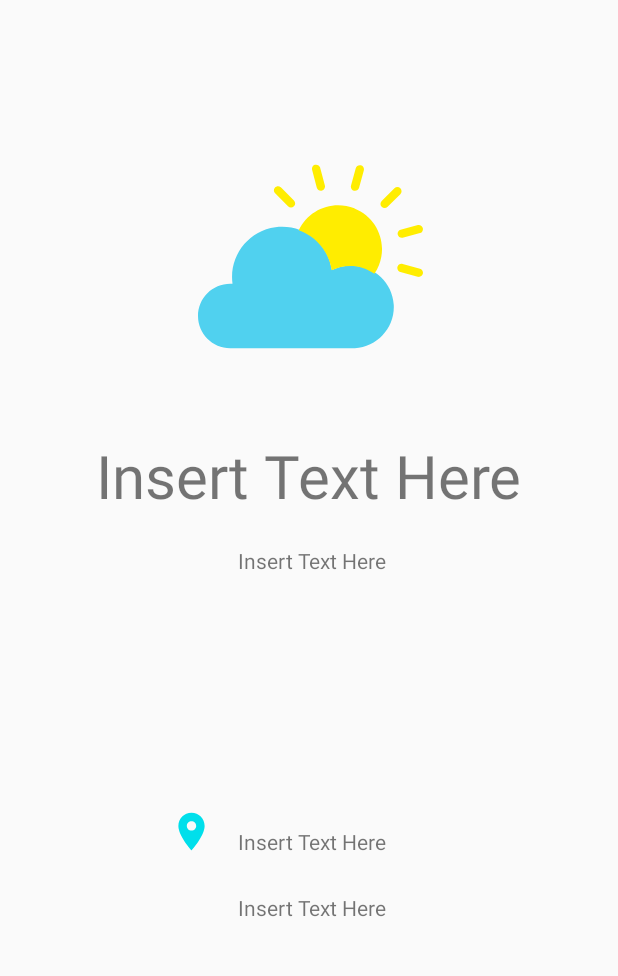
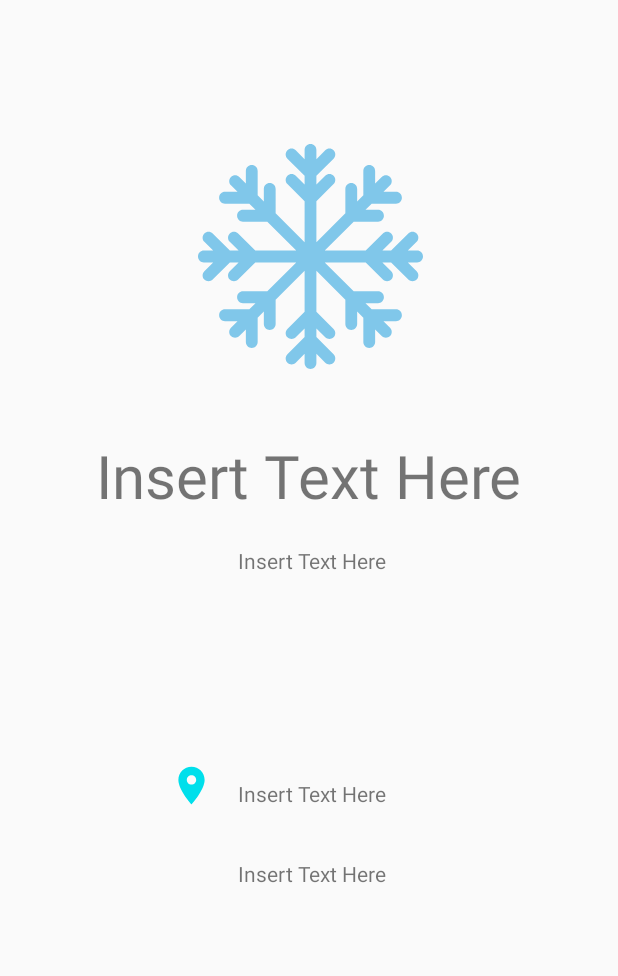
Before and after one commit to Polar-Points/Weather-App-, an Android app: the screen it shows after launch (MainActivity), on a phone screen of 412 x 824 dp, the part 227-1203 px from its top. Run offline under Robolectric (Android 15) with nearby library versions, the phone set to English and light mode, and no system bars; our stand-ins replace Timber; 3 statements that could not run were skipped.

Commit message:
App is now able to get weather from API and display correct information onto screen

```diff
--- a/app/src/main/java/com/marty/dang/polarpointsweatherapp/data/OpenWeatherApiService.kt
+++ b/app/src/main/java/com/marty/dang/polarpointsweatherapp/data/OpenWeatherApiService.kt
@@ -3,6 +3,8 @@ package com.marty.dang.polarpointsweatherapp.data
 import com.marty.dang.polarpointsweatherapp.utils.Keys
 import com.marty.dang.polarpointsweatherapp.data.model.CurrentWeatherModel
 import retrofit2.http.GET
+import retrofit2.http.Path
+import retrofit2.http.Query
 
 /**
  *   Created by Marty Dang on 8/9/20
@@ -12,6 +14,11 @@ import retrofit2.http.GET
 // Create a seperate file and insert your key there
 
 interface OpenWeatherApiService {
-    @GET("data/2.5/onecall?lat=43&lon=-70&exclude=minutely,hourly,daily&appid=${Keys.API_KEY}&units=imperial")
-    suspend fun getCurrentWeather(): CurrentWeatherModel
+    @GET("/data/2.5/onecall")
+    suspend fun getCurrentWeather(
+        @Query("lat") latitude: Double,
+        @Query("lon") longitude: Double,
+        @Query("exclude") exclude: String,
+        @Query("appid") apiKey: String,
+        @Query("units") unit: String): CurrentWeatherModel
 }
--- a/app/src/main/java/com/marty/dang/polarpointsweatherapp/data/repository/WeatherRepository.kt
+++ b/app/src/main/java/com/marty/dang/polarpointsweatherapp/data/repository/WeatherRepository.kt
@@ -1,8 +1,14 @@
 package com.marty.dang.polarpointsweatherapp.data.repository
 
+import com.marty.dang.polarpointsweatherapp.BuildConfig
 import com.marty.dang.polarpointsweatherapp.data.OpenWeatherApiService
+import com.marty.dang.polarpointsweatherapp.data.model.CurrentWeatherModel
+import com.marty.dang.polarpointsweatherapp.data.model.WeatherModel
+import com.marty.dang.polarpointsweatherapp.utils.Keys
 import com.squareup.moshi.Moshi
 import com.squareup.moshi.kotlin.reflect.KotlinJsonAdapterFactory
+import okhttp3.OkHttpClient
+import okhttp3.logging.HttpLoggingInterceptor
 import retrofit2.Retrofit
 import retrofit2.converter.moshi.MoshiConverterFactory
 
@@ -16,13 +22,22 @@ class WeatherRepository {
         .add(KotlinJsonAdapterFactory())
         .build()
 
+    private val httpClient = OkHttpClient.Builder()
+
     private val webservice by lazy {
         Retrofit.Builder()
             .addConverterFactory(MoshiConverterFactory.create(moshi))
-            .baseUrl("https://api.openweathermap.org/")
+            .client(httpClient.build())
+            .baseUrl("https://api.openweathermap.org")
             .build()
             .create(OpenWeatherApiService::class.java)
     }
 
-    suspend fun getCurrentWeather() = webservice.getCurrentWeather()
+    suspend fun getCurrentWeather(latitude: Double, longitude: Double): CurrentWeatherModel {
+        if(BuildConfig.DEBUG){
+            val logging = HttpLoggingInterceptor().setLevel(HttpLoggingInterceptor.Level.BODY)
+            httpClient.addInterceptor(logging)
+        }
+        return webservice.getCurrentWeather(latitude, longitude,"minutely,hourly,daily", Keys.API_KEY,"imperial")
+    }
 }
--- a/app/src/main/java/com/marty/dang/polarpointsweatherapp/presentation/MainActivity.kt
+++ b/app/src/main/java/com/marty/dang/polarpointsweatherapp/presentation/MainActivity.kt
@@ -13,4 +13,8 @@ class MainActivity : AppCompatActivity() {
         setContentView(R.layout.activity_main)
         Timber.plant(Timber.DebugTree())
     }
+
+    override fun onRequestPermissionsResult(requestCode: Int, permissions: Array<out String>, grantResults: IntArray) {
+        super.onRequestPermissionsResult(requestCode, permissions, grantResults)
+    }
 }
--- a/app/src/main/java/com/marty/dang/polarpointsweatherapp/presentation/fragment/HomeFrag.kt
+++ b/app/src/main/java/com/marty/dang/polarpointsweatherapp/presentation/fragment/HomeFrag.kt
@@ -3,26 +3,33 @@ package com.marty.dang.polarpointsweatherapp.presentation.fragment
 import android.app.AlertDialog
 import android.content.Context
 import android.content.pm.PackageManager
+import android.graphics.drawable.Drawable
 import android.location.Geocoder
 import android.location.LocationManager
 import android.os.Bundle
 import android.view.LayoutInflater
 import android.view.View
 import android.view.ViewGroup
+import android.widget.ImageView
 import android.widget.TextView
 import androidx.core.app.ActivityCompat
+import androidx.core.content.ContextCompat
 import androidx.fragment.app.Fragment
+import androidx.lifecycle.Observer
 import androidx.lifecycle.ViewModelProvider
 import com.marty.dang.polarpointsweatherapp.R
 import com.marty.dang.polarpointsweatherapp.presentation.viewmodel.HomeViewModel
 import com.marty.dang.polarpointsweatherapp.utils.Constants
-import timber.log.Timber
+import kotlinx.coroutines.Dispatchers
+import kotlinx.coroutines.GlobalScope
+import kotlinx.coroutines.launch
 import java.util.*
 
 
 class HomeFrag : Fragment() {
 
     private lateinit var viewModel: HomeViewModel
+    private lateinit var weatherImage: ImageView
     private lateinit var tempTextView: TextView
     private lateinit var weatherDescriptionTextView: TextView
     private lateinit var locationTextView: TextView
@@ -30,7 +37,7 @@ class HomeFrag : Fragment() {
 
     override fun onCreate(savedInstanceState: Bundle?) {
         super.onCreate(savedInstanceState)
-        viewModel = ViewModelProvider(this).get(HomeViewModel::class.java)
+        setupViewModel()
     }
 
     override fun onCreateView(inflater: LayoutInflater, container: ViewGroup?, savedInstanceState: Bundle?): View? {
@@ -46,8 +53,11 @@ class HomeFrag : Fragment() {
 
     override fun onRequestPermissionsResult(requestCode: Int, permissions: Array<out String>, grantResults: IntArray) {
         super.onRequestPermissionsResult(requestCode, permissions, grantResults)
+
         if(requestCode == Constants.locationCode){
-            getCurrentWeather()
+            GlobalScope.launch(Dispatchers.Main) {
+                getCurrentWeather()
+            }
         }
     }
 
@@ -56,6 +66,26 @@ class HomeFrag : Fragment() {
         weatherDescriptionTextView = view.findViewById(R.id.homeFrag_weather_description)
         locationTextView = view.findViewById(R.id.homeFrag_location)
         lastTimeUpdatedTextView = view.findViewById(R.id.homeFrag_last_time_updated)
+        weatherImage = view.findViewById(R.id.homeFrag_weather_icon)
+    }
+
+    private fun setupViewModel(){
+        viewModel = ViewModelProvider(this).get(HomeViewModel::class.java)
+        viewModel.tempObservable.observe(this, Observer {
+            tempTextView.text = it.toString()+"\u2109"
+        })
+        viewModel.iconTypeObservable.observe(this, Observer {
+
+        })
+        viewModel.weatherDescriptionObservable.observe(this, Observer {
+            weatherDescriptionTextView.text = it.toString()
+        })
+        viewModel.requestMadeTimeObservable.observe(this, Observer {
+            lastTimeUpdatedTextView.text = it
+        })
+        viewModel.iconTypeObservable.observe(this, Observer {
+            weatherImage.setImageDrawable(determineWeatherImage(it))
+        })
     }
 
     // query view model to get current weather
@@ -69,6 +99,7 @@ class HomeFrag : Fragment() {
                 // TODO: Use last known location if can't get current location
                 val latitude = location?.latitude ?: 0.0
                 val longitude = location?.longitude ?: 0.0
+                // TODO: Should only get weather if we change locations for now and once an hour
                 viewModel.getWeather(latitude, longitude)
                 getCurrentLocation(latitude, longitude)
             }
@@ -86,13 +117,12 @@ class HomeFrag : Fragment() {
                 .setTitle(getString(R.string.permission_dialog_title))
                 .setMessage(getString(R.string.location_permission_explanation))
                 .setPositiveButton(getString(R.string.ok)) { dialog, which ->
-                    ActivityCompat.requestPermissions(requireActivity(), Constants.locationPermissionsArray, Constants.locationCode)
+                    requestPermissions(Constants.locationPermissionsArray, Constants.locationCode)
                 }
                 .setNegativeButton(getString(R.string.cancel)) { dialog, which -> dialog.dismiss() }
                 .create().show()
         } else {
-            ActivityCompat.requestPermissions(requireActivity(), Constants.locationPermissionsArray,
-                Constants.locationCode)
+            requestPermissions(Constants.locationPermissionsArray, Constants.locationCode)
         }
     }
 
@@ -102,4 +132,16 @@ class HomeFrag : Fragment() {
         val addresses = geocoder.getFromLocation(latitude, longitude, 1)
         locationTextView.text = getString(R.string.home_frag_location_string, addresses[0].locality,addresses[0].adminArea)
     }
+
+    private fun determineWeatherImage(weatherDescription: String): Drawable? {
+        when(weatherDescription){
+            "Thunderstorm" -> return ContextCompat.getDrawable(requireContext(), R.drawable.thunderstorm_icon)
+            "Drizzle" -> return ContextCompat.getDrawable(requireContext(), R.drawable.rain_icon)
+            "Rain" -> return ContextCompat.getDrawable(requireContext(), R.drawable.rain_icon)
+            "Snow" -> return ContextCompat.getDrawable(requireContext(), R.drawable.snow_icon)
+            "Clear" -> return ContextCompat.getDrawable(requireContext(), R.drawable.sun_icon)
+            "Clouds" -> return ContextCompat.getDrawable(requireContext(), R.drawable.cloudy_icon)
+        }
+        return ContextCompat.getDrawable(requireContext(), R.drawable.cloudy_icon)
+    }
 }
--- a/app/src/main/java/com/marty/dang/polarpointsweatherapp/presentation/viewmodel/HomeViewModel.kt
+++ b/app/src/main/java/com/marty/dang/polarpointsweatherapp/presentation/viewmodel/HomeViewModel.kt
@@ -1,23 +1,30 @@
 package com.marty.dang.polarpointsweatherapp.presentation.viewmodel
 
+import androidx.lifecycle.MutableLiveData
 import androidx.lifecycle.ViewModel
-import androidx.lifecycle.liveData
 import com.marty.dang.polarpointsweatherapp.data.repository.WeatherRepository
 import kotlinx.coroutines.Dispatchers
+import kotlinx.coroutines.GlobalScope
+import kotlinx.coroutines.launch
+import java.util.*
+import kotlin.math.roundToInt
 
 class HomeViewModel : ViewModel() {
 
     private val weatherRepo: WeatherRepository = WeatherRepository()
 
-    val weather = liveData(Dispatchers.IO) {
-        val currentWeather = weatherRepo.getCurrentWeather()
-        emit(currentWeather)
-    }
+    val tempObservable: MutableLiveData<Int> by lazy { MutableLiveData<Int>() }
+    val iconTypeObservable: MutableLiveData<String> by lazy { MutableLiveData<String>() }
+    val weatherDescriptionObservable: MutableLiveData<String> by lazy { MutableLiveData<String>() }
+    val requestMadeTimeObservable: MutableLiveData<String> by lazy {MutableLiveData<String>() }
 
     fun getWeather(latitude: Double, longitude: Double){
-//        val currentWeatherModel = weatherRepo.getCurrentWeather()
-//        val temp = currentWeatherModel.current?.temp
-//        val iconType = currentWeatherModel.current?.weather?.get(1)
-//        val weatherDescription = currentWeatherModel.current?.weather?.get(2)
+        GlobalScope.launch(Dispatchers.IO) {
+            val currentWeatherModel = weatherRepo.getCurrentWeather(latitude, longitude)
+            tempObservable.postValue(currentWeatherModel.current?.temp?.roundToInt())
+            iconTypeObservable.postValue(currentWeatherModel.current?.weather?.get(0)?.main)
+            weatherDescriptionObservable.postValue(currentWeatherModel.current?.weather?.get(0)?.description)
+            requestMadeTimeObservable.postValue(Calendar.getInstance().time.toString())
+        }
     }
 }
--- a/app/src/main/res/layout/home_fragment.xml
+++ b/app/src/main/res/layout/home_fragment.xml
@@ -23,7 +23,7 @@
         android:layout_width="150dp"
         android:layout_height="150dp"
         android:layout_marginTop="96dp"
-        android:src="@drawable/cloudy_icon"
+        android:src="@drawable/snow_icon"
         app:layout_constraintEnd_toEndOf="parent"
         app:layout_constraintHorizontal_bias="0.503"
         app:layout_constraintStart_toStartOf="parent"
@@ -55,7 +55,7 @@
         android:id="@+id/location_icon"
         android:layout_width="30dp"
         android:layout_height="30dp"
-        android:layout_marginTop="156dp"
+        android:layout_marginTop="125dp"
         android:layout_marginEnd="16dp"
         android:src="@drawable/location_icon"
         app:layout_constraintEnd_toStartOf="@+id/homeFrag_location"
@@ -65,7 +65,7 @@
         android:id="@+id/homeFrag_location"
         android:layout_width="wrap_content"
         android:layout_height="wrap_content"
-        android:layout_marginTop="168dp"
+        android:layout_marginTop="136dp"
         android:text="@string/place_holder_text"
         app:layout_constraintEnd_toEndOf="parent"
         app:layout_constraintHorizontal_bias="0.508"
```
Also changed, not shown: app/src/main/java/com/marty/dang/polarpointsweatherapp/data/model/CurrentWeatherModel.kt (+2 -5 lines).
